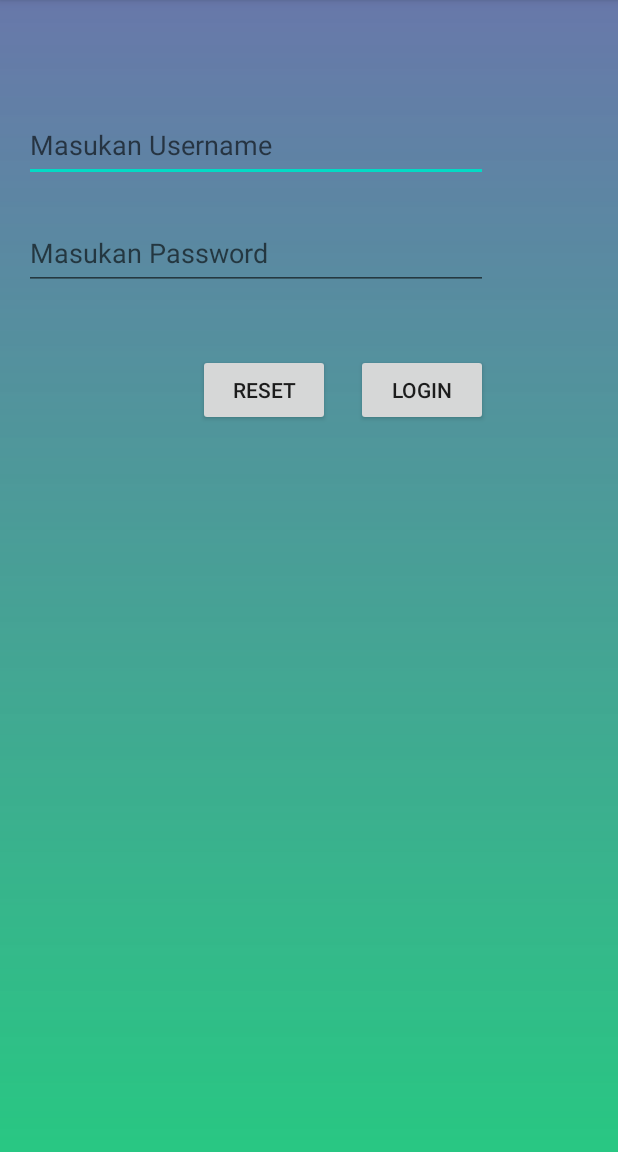
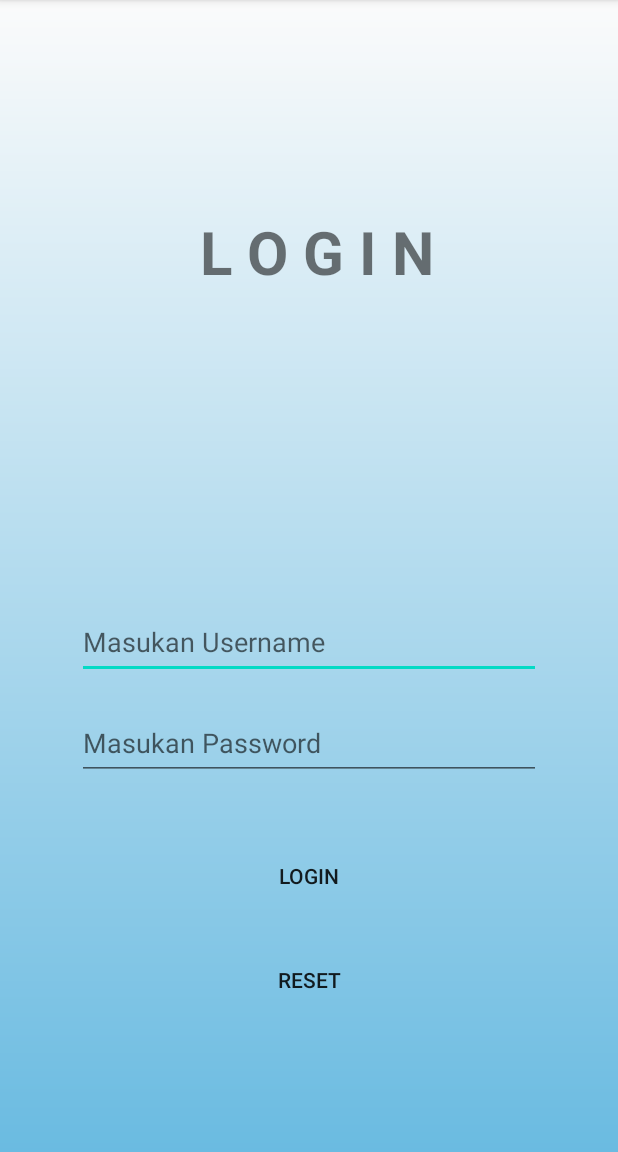
Before and after one commit to farhanyusufjp/Halama_Login, an Android app: the screen it shows after launch (MainActivity), on a phone screen of 412 x 824 dp, the part 84-1236 px from its top. Run offline under Robolectric (Android 15) with nearby library versions, the phone set to English and light mode, and no system bars.

Commit message:
ganti design

```diff
--- a/app/src/main/res/drawable/bg.xml
+++ b/app/src/main/res/drawable/bg.xml
@@ -1,8 +1,8 @@
 <?xml version="1.0" encoding="utf-8"?>
 <shape xmlns:android="http://schemas.android.com/apk/res/android">
 
-    <gradient android:startColor="#6878AA"
-                android:endColor="#E611C175"
+    <gradient android:startColor="#FBFBFB"
+                android:endColor="#6ABBE1"
              android:angle="270"
             />
 </shape>
--- a/app/src/main/res/layout/activity_main.xml
+++ b/app/src/main/res/layout/activity_main.xml
@@ -11,47 +11,68 @@
         android:id="@+id/et_id"
         android:layout_width="309dp"
         android:layout_height="49dp"
-        android:layout_marginTop="72dp"
         android:ems="10"
         android:hint="Masukan Username"
         android:inputType="textPersonName"
+        app:layout_constraintBottom_toBottomOf="parent"
         app:layout_constraintEnd_toEndOf="parent"
-        app:layout_constraintHorizontal_bias="0.156"
+        app:layout_constraintHorizontal_bias="0.5"
         app:layout_constraintStart_toStartOf="parent"
-        app:layout_constraintTop_toTopOf="parent" />
+        app:layout_constraintTop_toTopOf="parent"
+        app:layout_constraintVertical_bias="0.561" />
 
     <EditText
         android:id="@+id/et_password"
         android:layout_width="309dp"
         android:layout_height="49dp"
-        android:layout_marginTop="144dp"
         android:ems="10"
         android:hint="Masukan Password"
-        android:inputType="textPersonName"
+        android:inputType="textPassword"
+        app:layout_constraintBottom_toBottomOf="parent"
         app:layout_constraintEnd_toEndOf="parent"
-        app:layout_constraintHorizontal_bias="0.156"
+        app:layout_constraintHorizontal_bias="0.5"
         app:layout_constraintStart_toStartOf="parent"
-        app:layout_constraintTop_toTopOf="parent" />
+        app:layout_constraintTop_toTopOf="parent"
+        app:layout_constraintVertical_bias="0.655" />
 
     <Button
         android:id="@+id/btn_login"
-        android:layout_width="wrap_content"
-        android:layout_height="wrap_content"
-        android:layout_marginTop="236dp"
+        style="?android:attr/borderlessButtonStyle"
+        android:layout_width="305dp"
+        android:layout_height="48dp"
         android:text="LOGIN"
+        app:layout_constraintBottom_toBottomOf="parent"
         app:layout_constraintEnd_toEndOf="parent"
-        app:layout_constraintHorizontal_bias="0.733"
+        app:layout_constraintHorizontal_bias="0.5"
         app:layout_constraintStart_toStartOf="parent"
-        app:layout_constraintTop_toTopOf="parent" />
+        app:layout_constraintTop_toTopOf="parent"
+        app:layout_constraintVertical_bias="0.778" />
 
     <Button
         android:id="@+id/btn_reset"
+        style="?android:attr/borderlessButtonStyle"
         android:layout_width="wrap_content"
         android:layout_height="wrap_content"
-        android:layout_marginTop="236dp"
         android:text="RESET"
+        app:layout_constraintBottom_toBottomOf="parent"
         app:layout_constraintEnd_toEndOf="parent"
-        app:layout_constraintHorizontal_bias="0.408"
+        app:layout_constraintHorizontal_bias="0.5"
         app:layout_constraintStart_toStartOf="parent"
-        app:layout_constraintTop_toTopOf="parent" />
+        app:layout_constraintTop_toTopOf="parent"
+        app:layout_constraintVertical_bias="0.874" />
+
+    <TextView
+        android:id="@+id/textView"
+        android:layout_width="206dp"
+        android:layout_height="88dp"
+        android:gravity="center"
+        android:text=" L O G I N"
+        android:textSize="40dp"
+        android:textStyle="bold"
+        app:layout_constraintBottom_toBottomOf="parent"
+        app:layout_constraintEnd_toEndOf="parent"
+        app:layout_constraintHorizontal_bias="0.5"
+        app:layout_constraintStart_toStartOf="parent"
+        app:layout_constraintTop_toTopOf="parent"
+        app:layout_constraintVertical_bias="0.182" />
 </androidx.constraintlayout.widget.ConstraintLayout>
--- a/app/src/main/res/values/strings.xml
+++ b/app/src/main/res/values/strings.xml
@@ -1,3 +1,4 @@
 <resources>
     <string name="app_name">Halaman Login</string>
+    <string name ="black">#0E0D0D</string>
 </resources>
```
Also changed, not shown: app/src/main/res/layout/activity_logout.xml (+20 -10 lines), app/src/main/res/drawable/login.png (added).
